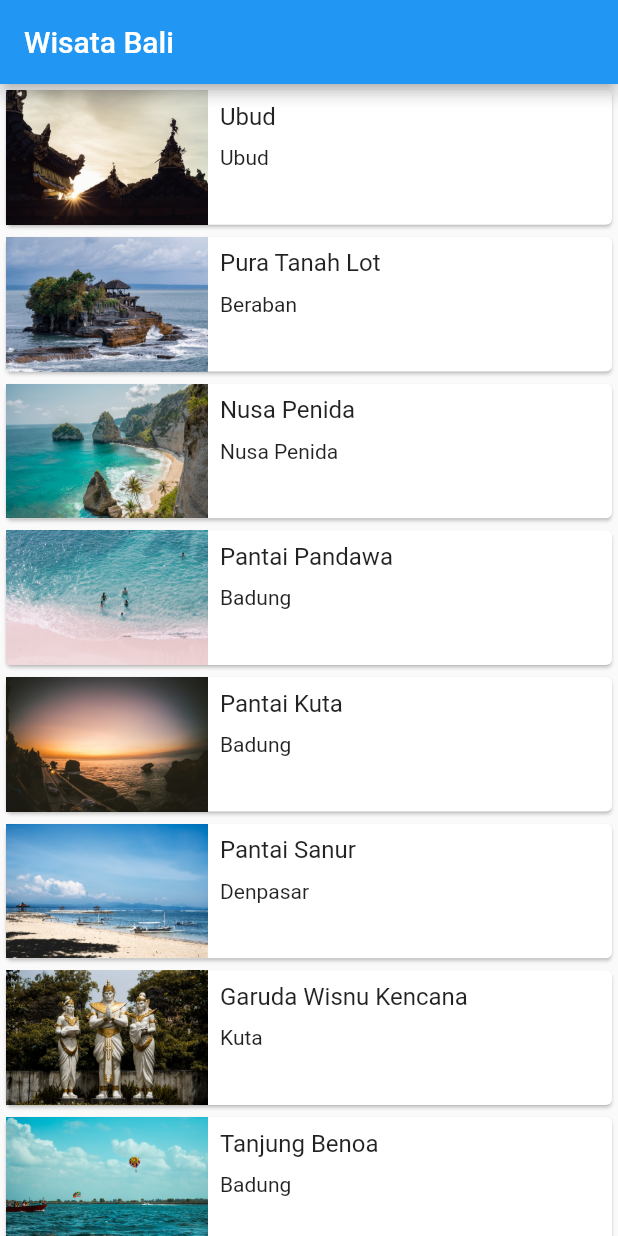
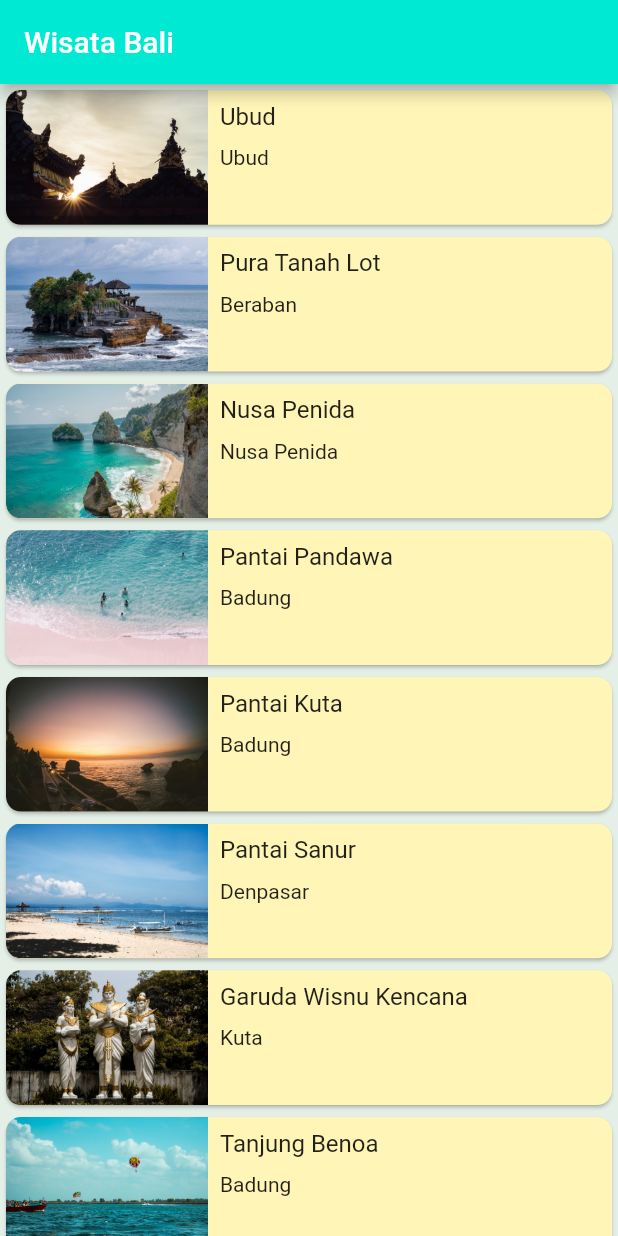
Before and after one commit to bayuik/wisata, a Flutter app: the screen it shows after launch, on a phone screen of 412 x 824 dp. Run offline on Flutter 3.47's test engine with Material 2 defaults, Android fonts, the phone set to English and light mode, and no system bars.

Commit message:
change color and add borderRadius

```diff
--- a/lib/detail_page.dart
+++ b/lib/detail_page.dart
@@ -12,6 +12,7 @@ class DetailPage extends StatelessWidget {
   @override
   Widget build(BuildContext context) {
     return Scaffold(
+      backgroundColor: Color(0xffe4efe7),
       body: SingleChildScrollView(
         child: Column(
           crossAxisAlignment: CrossAxisAlignment.stretch,
--- a/lib/main_page.dart
+++ b/lib/main_page.dart
@@ -6,8 +6,10 @@ class MainPage extends StatelessWidget {
   @override
   Widget build(BuildContext context) {
     return Scaffold(
+        backgroundColor: Color(0xffe4efe7),
         appBar: AppBar(
           title: Text('Wisata Bali'),
+          backgroundColor: Color(0xff00ead3),
         ),
         body: ListView.builder(
           itemBuilder: (context, index) {
@@ -15,16 +17,26 @@ class MainPage extends StatelessWidget {
             return InkWell(
               onTap: () {
                 Navigator.push(context, MaterialPageRoute(builder: (context) {
-                  return DetailPage(place: place,);
+                  return DetailPage(
+                    place: place,
+                  );
                 }));
               },
               child: Card(
+                shape: RoundedRectangleBorder(
+                    borderRadius: BorderRadius.circular(10)),
+                color: Color(0xfffff5b7),
                 child: Row(
                   crossAxisAlignment: CrossAxisAlignment.start,
                   children: <Widget>[
                     Expanded(
                       flex: 1,
-                      child: Image.asset(place.imageAsset),
+                      child: ClipRRect(
+                        child: Image.asset(place.imageAsset),
+                        borderRadius: BorderRadius.only(
+                            topLeft: Radius.circular(10),
+                            bottomLeft: Radius.circular(10)),
+                      ),
                     ),
                     Expanded(
                       flex: 2,
```
